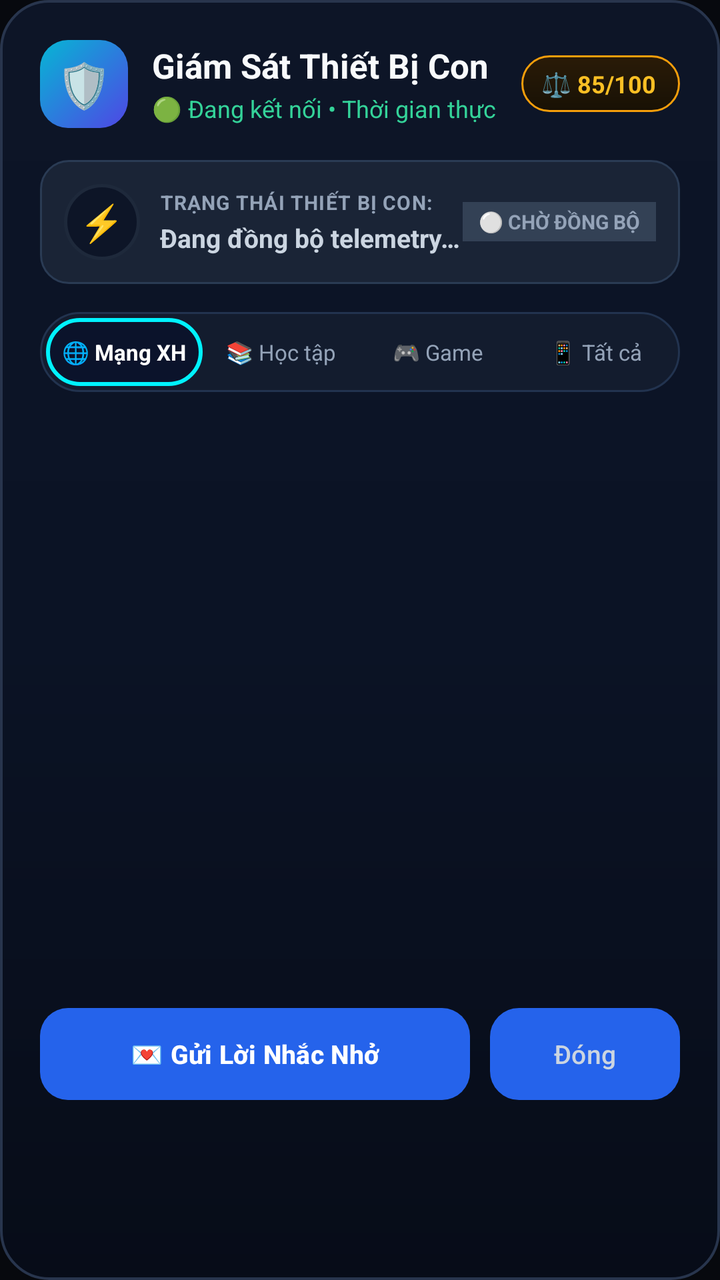
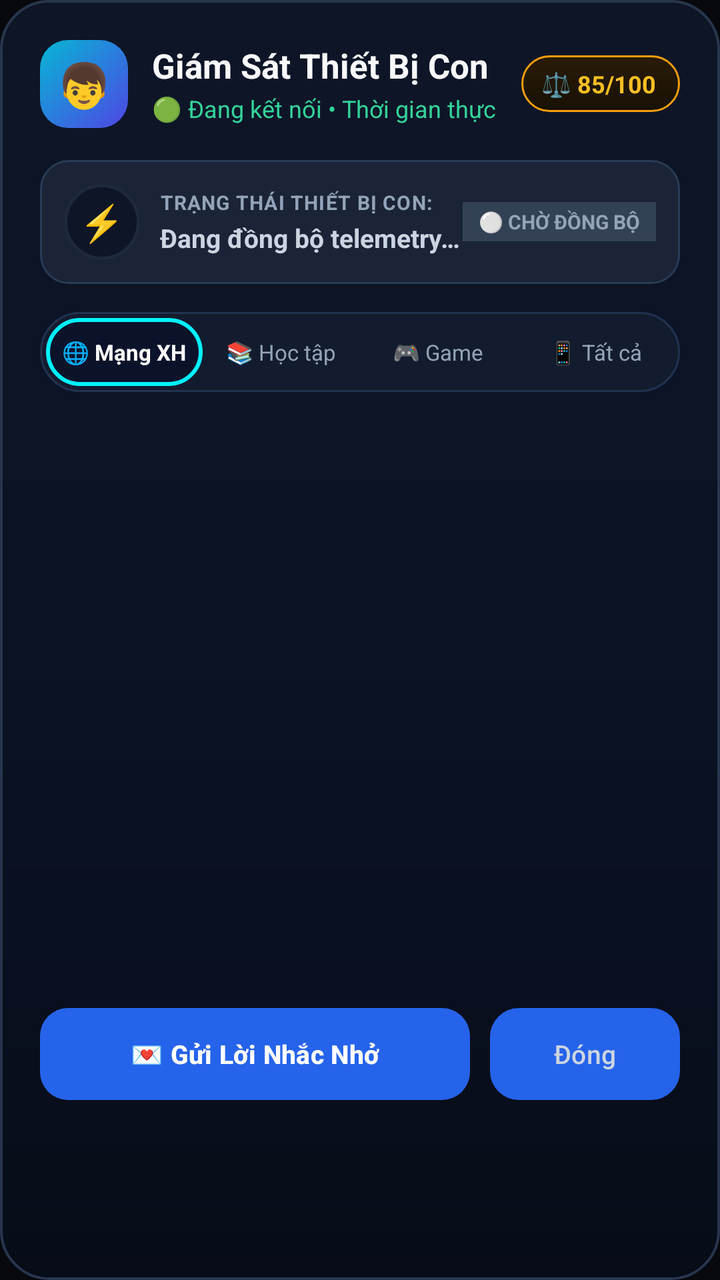

The first picture is an Android layout as it rendered before a commit; the second is the same layout after the commit. The layout source and the unified diff follow.
<!-- AndroidManifest.xml: application theme Theme.Material3.DayNight.NoActionBar -->
<!-- res/layout/dialog_child_companion.xml -->
<?xml version="1.0" encoding="utf-8"?>
<LinearLayout xmlns:android="http://schemas.android.com/apk/res/android"
    android:layout_width="match_parent"
    android:layout_height="wrap_content"
    android:orientation="vertical"
    android:background="@drawable/bg_dialog_modern"
    android:padding="20dp">

    
    <LinearLayout
        android:layout_width="match_parent"
        android:layout_height="wrap_content"
        android:orientation="horizontal"
        android:gravity="center_vertical"
        android:layout_marginBottom="16dp">

        
        <FrameLayout
            android:layout_width="44dp"
            android:layout_height="44dp"
            android:background="@drawable/bg_avatar_squircle"
            android:layout_marginEnd="12dp">

            <TextView
                android:layout_width="wrap_content"
                android:layout_height="wrap_content"
                android:layout_gravity="center"
                android:text="🛡️"
                android:textSize="22sp" />
        </FrameLayout>

        
        <LinearLayout
            android:layout_width="0dp"
            android:layout_height="wrap_content"
            android:layout_weight="1"
            android:orientation="vertical">

            <TextView
                android:id="@+id/tvDialogChildTitle"
                android:layout_width="wrap_content"
                android:layout_height="wrap_content"
                android:text="Giám Sát Thiết Bị Con"
                android:textColor="#F8FAFC"
                android:textSize="17sp"
                android:textStyle="bold"
                android:singleLine="true"
                android:ellipsize="end" />

            <TextView
                android:id="@+id/tvDialogChildSubtitle"
                android:layout_width="wrap_content"
                android:layout_height="wrap_content"
                android:text="🟢 Đang kết nối • Thời gian thực"
                android:textColor="#34D399"
                android:textSize="12sp"
                android:layout_marginTop="2dp" />
        </LinearLayout>

        
        <LinearLayout
            android:id="@+id/layoutDialogBalanceContainer"
            android:layout_width="wrap_content"
            android:layout_height="wrap_content"
            android:background="@drawable/bg_score_pill"
            android:orientation="horizontal"
            android:gravity="center_vertical"
            android:paddingLeft="10dp"
            android:paddingRight="12dp"
            android:paddingTop="6dp"
            android:paddingBottom="6dp">

            <TextView
                android:id="@+id/tvDialogBalanceScore"
                android:layout_width="wrap_content"
                android:layout_height="wrap_content"
                android:text="⚖️ 85/100"
                android:textColor="#FBBF24"
                android:textSize="12sp"
                android:textStyle="bold" />
        </LinearLayout>
    </LinearLayout>

    
    <LinearLayout
        android:id="@+id/layoutDialogActiveAppBanner"
        android:layout_width="match_parent"
        android:layout_height="wrap_content"
        android:background="@drawable/bg_device_card"
        android:orientation="horizontal"
        android:gravity="center_vertical"
        android:padding="12dp"
        android:layout_marginBottom="14dp">

        <FrameLayout
            android:layout_width="38dp"
            android:layout_height="38dp"
            android:background="@drawable/bg_glass_card"
            android:layout_marginEnd="10dp">

            <TextView
                android:id="@+id/tvActiveAppIcon"
                android:layout_width="wrap_content"
                android:layout_height="wrap_content"
                android:layout_gravity="center"
                android:text="⚡"
                android:textSize="18sp" />
        </FrameLayout>

        <LinearLayout
            android:layout_width="0dp"
            android:layout_height="wrap_content"
            android:layout_weight="1"
            android:orientation="vertical">

            <TextView
                android:id="@+id/tvActiveAppTitle"
                android:layout_width="wrap_content"
                android:layout_height="wrap_content"
                android:text="TRẠNG THÁI THIẾT BỊ CON:"
                android:textColor="#94A3B8"
                android:textSize="10sp"
                android:textStyle="bold"
                android:letterSpacing="0.04" />

            <TextView
                android:id="@+id/tvActiveAppName"
                android:layout_width="wrap_content"
                android:layout_height="wrap_content"
                android:text="Đang đồng bộ telemetry từ thiết bị con..."
                android:textColor="#CBD5E1"
                android:textSize="13sp"
                android:textStyle="bold"
                android:layout_marginTop="2dp"
                android:singleLine="true"
                android:ellipsize="end" />
        </LinearLayout>

        <TextView
            android:id="@+id/tvActiveAppLiveBadge"
            android:layout_width="wrap_content"
            android:layout_height="wrap_content"
            android:background="#334155"
            android:textColor="#94A3B8"
            android:textSize="10sp"
            android:textStyle="bold"
            android:paddingLeft="8dp"
            android:paddingRight="8dp"
            android:paddingTop="3dp"
            android:paddingBottom="3dp"
            android:text="⚪ CHỜ ĐỒNG BỘ" />
    </LinearLayout>

    
    <LinearLayout
        android:layout_width="match_parent"
        android:layout_height="40dp"
        android:background="@drawable/bg_tab_container"
        android:orientation="horizontal"
        android:padding="3dp"
        android:layout_marginBottom="12dp">

        <TextView
            android:id="@+id/tabDialogSocial"
            android:layout_width="0dp"
            android:layout_height="match_parent"
            android:layout_weight="1"
            android:background="@drawable/bg_tab_active"
            android:gravity="center"
            android:singleLine="true"
            android:ellipsize="end"
            android:text="🌐 Mạng XH"
            android:textColor="#FFFFFF"
            android:textSize="11sp"
            android:textStyle="bold"
            android:clickable="true"
            android:focusable="true" />

        <TextView
            android:id="@+id/tabDialogStudy"
            android:layout_width="0dp"
            android:layout_height="match_parent"
            android:layout_weight="1"
            android:background="@drawable/bg_tab_inactive"
            android:gravity="center"
            android:singleLine="true"
            android:ellipsize="end"
            android:text="📚 Học tập"
            android:textColor="#94A3B8"
            android:textSize="11sp"
            android:clickable="true"
            android:focusable="true" />

        <TextView
            android:id="@+id/tabDialogGame"
            android:layout_width="0dp"
            android:layout_height="match_parent"
            android:layout_weight="1"
            android:background="@drawable/bg_tab_inactive"
            android:gravity="center"
            android:singleLine="true"
            android:ellipsize="end"
            android:text="🎮 Game"
            android:textColor="#94A3B8"
            android:textSize="11sp"
            android:clickable="true"
            android:focusable="true" />

        <TextView
            android:id="@+id/tabDialogAll"
            android:layout_width="0dp"
            android:layout_height="match_parent"
            android:layout_weight="1"
            android:background="@drawable/bg_tab_inactive"
            android:gravity="center"
            android:singleLine="true"
            android:ellipsize="end"
            android:text="📱 Tất cả"
            android:textColor="#94A3B8"
            android:textSize="11sp"
            android:clickable="true"
            android:focusable="true" />
    </LinearLayout>

    
    <ScrollView
        android:layout_width="match_parent"
        android:layout_height="280dp"
        android:fillViewport="true"
        android:scrollbars="none"
        android:layout_marginBottom="16dp">

        <LinearLayout
            android:layout_width="match_parent"
            android:layout_height="wrap_content"
            android:orientation="vertical">

            <LinearLayout
                android:id="@+id/layoutDialogAppListContainer"
                android:layout_width="match_parent"
                android:layout_height="wrap_content"
                android:orientation="vertical" />

            
            <LinearLayout
                android:id="@+id/layoutDialogEmptyState"
                android:layout_width="match_parent"
                android:layout_height="wrap_content"
                android:orientation="vertical"
                android:gravity="center"
                android:background="@drawable/bg_device_card"
                android:paddingTop="24dp"
                android:paddingBottom="24dp"
                android:paddingLeft="16dp"
                android:paddingRight="16dp"
                android:visibility="gone">

                <TextView
                    android:id="@+id/tvDialogEmptyIcon"
                    android:layout_width="wrap_content"
                    android:layout_height="wrap_content"
                    android:text="☕"
                    android:textSize="32sp"
                    android:layout_marginBottom="8dp" />

                <TextView
                    android:id="@+id/tvDialogEmptyTitle"
                    android:layout_width="wrap_content"
                    android:layout_height="wrap_content"
                    android:text="Chưa có hoạt động trong nhóm này"
                    android:textColor="#F8FAFC"
                    android:textSize="13sp"
                    android:textStyle="bold"
                    android:gravity="center"
                    android:layout_marginBottom="4dp" />

                <TextView
                    android:id="@+id/tvDialogEmptyDesc"
                    android:layout_width="wrap_content"
                    android:layout_height="wrap_content"
                    android:text="Thiết bị con chưa mở ứng dụng thuộc danh mục này hôm nay."
                    android:textColor="#94A3B8"
                    android:textSize="11sp"
                    android:gravity="center"
                    android:layout_marginBottom="12dp" />

                <TextView
                    android:id="@+id/btnDialogViewAllApps"
                    android:layout_width="wrap_content"
                    android:layout_height="wrap_content"
                    android:background="@drawable/bg_tab_container"
                    android:paddingLeft="14dp"
                    android:paddingRight="14dp"
                    android:paddingTop="6dp"
                    android:paddingBottom="6dp"
                    android:text="📱 Khám phá tất cả ứng dụng"
                    android:textColor="#38BDF8"
                    android:textSize="11sp"
                    android:textStyle="bold"
                    android:clickable="true"
                    android:focusable="true" />
            </LinearLayout>
        </LinearLayout>
    </ScrollView>

    
    <LinearLayout
        android:layout_width="match_parent"
        android:layout_height="wrap_content"
        android:orientation="horizontal"
        android:gravity="center_vertical">

        <Button
            android:id="@+id/btnDialogSendMessage"
            android:layout_width="0dp"
            android:layout_height="46dp"
            android:layout_weight="1"
            android:background="@drawable/bg_btn_primary_modern"
            android:text="💌 Gửi Lời Nhắc Nhở"
            android:textColor="#FFFFFF"
            android:textSize="13sp"
            android:textStyle="bold"
            android:layout_marginEnd="10dp" />

        <Button
            android:id="@+id/btnDialogClose"
            android:layout_width="95dp"
            android:layout_height="46dp"
            android:background="@drawable/bg_btn_secondary_modern"
            android:text="Đóng"
            android:textColor="#CBD5E1"
            android:textSize="13sp" />
    </LinearLayout>
</LinearLayout>
<!-- resources referenced by this layout -->
<resources>
  <!-- drawable bg_avatar_squircle (drawable) -->
  <?xml version="1.0" encoding="utf-8"?>
  <shape xmlns:android="http://schemas.android.com/apk/res/android"
      android:shape="rectangle">
      <gradient
          android:startColor="#4F46E5"
          android:endColor="#06B6D4"
          android:angle="135" />
      <corners android:radius="14dp" />
  </shape>
  <!-- drawable bg_btn_secondary_modern (drawable) -->
  <?xml version="1.0" encoding="utf-8"?>
  <ripple xmlns:android="http://schemas.android.com/apk/res/android"
      android:color="#20FFFFFF">
      <item>
          <shape android:shape="rectangle">
              <solid android:color="#1A2436" />
              <stroke android:width="1dp" android:color="#334155" />
              <corners android:radius="14dp" />
          </shape>
      </item>
  </ripple>
  <!-- drawable bg_device_card (drawable) -->
  <?xml version="1.0" encoding="utf-8"?>
  <shape xmlns:android="http://schemas.android.com/apk/res/android"
      android:shape="rectangle">
      <solid android:color="#1A2436" />
      <stroke android:width="1dp" android:color="#2A3B54" />
      <corners android:radius="14dp" />
  </shape>
  <!-- drawable bg_dialog_modern (drawable) -->
  <?xml version="1.0" encoding="utf-8"?>
  <shape xmlns:android="http://schemas.android.com/apk/res/android"
      android:shape="rectangle">
      <gradient
          android:startColor="#0D1527"
          android:centerColor="#0B1325"
          android:endColor="#070C18"
          android:angle="270" />
      <stroke android:width="1.2dp" android:color="#28354D" />
      <corners android:radius="24dp" />
  </shape>
  <!-- drawable bg_glass_card (drawable) -->
  <?xml version="1.0" encoding="utf-8"?>
  <shape xmlns:android="http://schemas.android.com/apk/res/android"
      android:shape="rectangle">
      <solid android:color="#0D1527" />
      <stroke android:width="1.5dp" android:color="#1E293B" />
      <corners android:radius="20dp" />
  </shape>
  <!-- drawable bg_score_pill (drawable) -->
  <?xml version="1.0" encoding="utf-8"?>
  <shape xmlns:android="http://schemas.android.com/apk/res/android"
      android:shape="rectangle">
      <gradient
          android:startColor="#2A1B07"
          android:endColor="#181105"
          android:angle="270" />
      <stroke android:width="1dp" android:color="#F59E0B" />
      <corners android:radius="20dp" />
  </shape>
  <!-- drawable bg_tab_active (drawable) -->
  <?xml version="1.0" encoding="utf-8"?>
  <shape xmlns:android="http://schemas.android.com/apk/res/android"
      android:shape="rectangle">
      <solid android:color="#0B132B" />
      <stroke android:width="2dp" android:color="#00F2FE" />
      <corners android:radius="24dp" />
  </shape>
  <!-- drawable bg_tab_container (drawable) -->
  <?xml version="1.0" encoding="utf-8"?>
  <shape xmlns:android="http://schemas.android.com/apk/res/android"
      android:shape="rectangle">
      <solid android:color="#131C2E" />
      <stroke android:width="1dp" android:color="#22334F" />
      <corners android:radius="24dp" />
  </shape>
  <!-- drawable bg_tab_inactive (drawable) -->
  <?xml version="1.0" encoding="utf-8"?>
  <shape xmlns:android="http://schemas.android.com/apk/res/android"
      android:shape="rectangle">
      <solid android:color="@android:color/transparent" />
      <corners android:radius="20dp" />
  </shape>
  <style name="Theme.Material3.DayNight.NoActionBar" parent="Theme.Material3.Dark.NoActionBar">
          <item name="colorPrimary">@color/primary</item>
          <item name="colorOnPrimary">@color/on_primary</item>
          <item name="android:windowBackground">@color/background</item>
          <item name="android:statusBarColor">@color/background</item>
      </style>
  <color name="primary">#2563EB</color>
  <color name="on_primary">#FFFFFF</color>
  <color name="background">#07090E</color>
  <!-- unchanged entries left out for length: 1 -->
</resources>

<!-- the commit's change to res/layout/dialog_child_companion.xml (unified diff, before → after) -->
@@ -22,10 +22,11 @@
             android:layout_marginEnd="12dp">
 
             <TextView
+                android:id="@+id/tvDialogChildAvatar"
                 android:layout_width="wrap_content"
                 android:layout_height="wrap_content"
                 android:layout_gravity="center"
-                android:text="🛡️"
+                android:text="👦"
                 android:textSize="22sp" />
         </FrameLayout>
 
